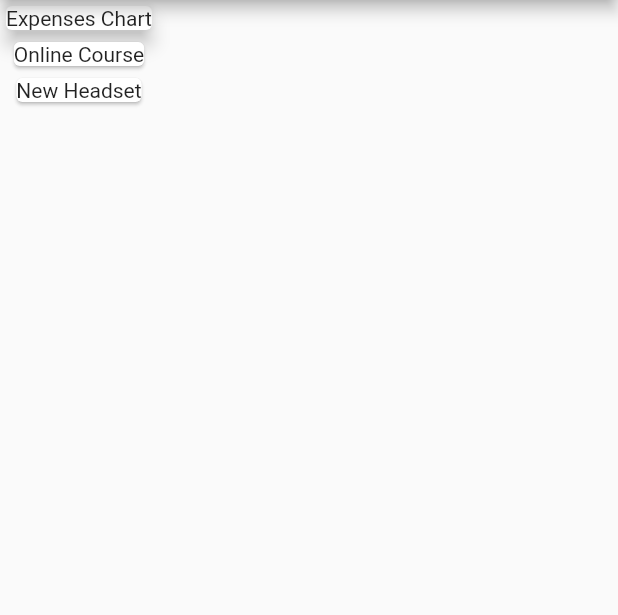
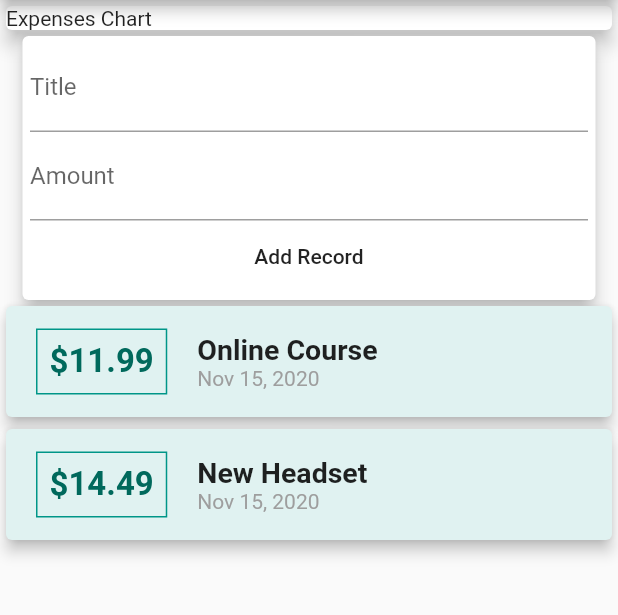
Before and after one commit to Thusatharan/myCash, a Flutter app: the screen it shows after launch, on a phone screen of 412 x 824 dp, the part 84-699 px from its top. Run offline on Flutter 3.47's test engine with Material 2 defaults, Android fonts, the phone set to English and light mode, and no system bars.

Commit message:
bfr cnvrtng to statefull wdgt, added styling

```diff
--- a/lib/main.dart
+++ b/lib/main.dart
@@ -1,4 +1,5 @@
 import 'package:flutter/material.dart';
+import 'package:intl/intl.dart';
 import './expenses.dart';
 
 void main() {
@@ -27,10 +28,14 @@ class MyHomePage extends StatelessWidget {
     Expenses(
       id: 'E2',
       title: 'New Headset',
-      amount: 4.49,
+      amount: 14.49,
       date: DateTime.now(),
     ),
   ];
+
+  final titleController = TextEditingController();
+  final amountController= TextEditingController();
+
   @override
   Widget build(BuildContext context) {
     return Scaffold(
@@ -38,16 +43,86 @@ class MyHomePage extends StatelessWidget {
         title: Text('myCash'),
       ),
       body: Column(
+        // mainAxisAlignment: MainAxisAlignment.spaceEvenly,
         children: <Widget>[
+          Container(
+            width: double.infinity,
+            child: Card(
+              child: Text('Expenses Chart'),
+              elevation: 5,
+            ),
+          ),
           Card(
-            child: Text('Expenses Chart'),
+            margin: EdgeInsets.symmetric(vertical: 0, horizontal: 15),
             elevation: 5,
+            child: Container(
+              padding: EdgeInsets.all(5),
+              child: Column(
+                children: <Widget>[
+                  TextField(
+                    decoration: InputDecoration(labelText: 'Title'),
+                    controller: titleController,
+                  ),
+                  TextField(
+                    decoration: InputDecoration(labelText: 'Amount'),
+                    controller: amountController,
+                  ),
+                  FlatButton(
+                    onPressed: () {
+                      print(titleController.text);
+                      print(amountController.text);
+                    },
+                    child: Text('Add Record'),
+                  )
+                ],
+              ),
+            ),
           ),
           Column(
             children: expenselist.map((expense) {
               return Card(
-                child: Text(expense.title),
-              );
+                  color: Colors.teal[50],
+                  elevation: 4,
+                  child: Row(
+                    children: <Widget>[
+                      Container(
+                        margin:
+                            EdgeInsets.symmetric(horizontal: 20, vertical: 15),
+                        decoration: BoxDecoration(
+                          border: Border.all(
+                            color: Colors.teal,
+                            width: 1,
+                          ),
+                        ),
+                        padding: EdgeInsets.all(8),
+                        child: Text(
+                          '\$${expense.amount}',
+                          style: TextStyle(
+                              fontWeight: FontWeight.bold,
+                              color: Colors.teal[800],
+                              fontSize: 22),
+                        ),
+                      ),
+                      Column(
+                        crossAxisAlignment: CrossAxisAlignment.start,
+                        children: <Widget>[
+                          Text(
+                            expense.title,
+                            style: TextStyle(
+                              fontWeight: FontWeight.bold,
+                              fontSize: 19,
+                            ),
+                          ),
+                          Text(
+                            DateFormat.yMMMd().format(expense.date),
+                            style: TextStyle(
+                              color: Colors.grey,
+                            ),
+                          ),
+                        ],
+                      )
+                    ],
+                  ));
             }).toList(),
           ),
         ],
--- a/pubspec.yaml
+++ b/pubspec.yaml
@@ -23,6 +23,7 @@ environment:
 dependencies:
   flutter:
     sdk: flutter
+  intl: ^0.16.1
 
 
   # The following adds the Cupertino Icons font to your application.
```
Also changed, not shown: pubspec.lock, 1 other file.
